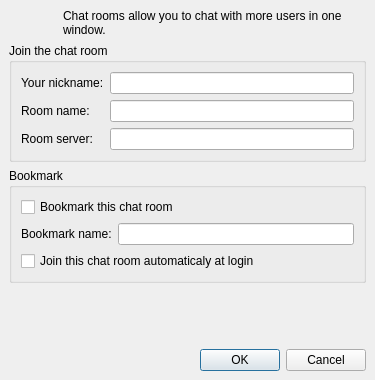
This is widgets/joingroupchat.ui in xmpp-graveyard/jabbim as Qt 5 draws it before an edit. The edited form follows.
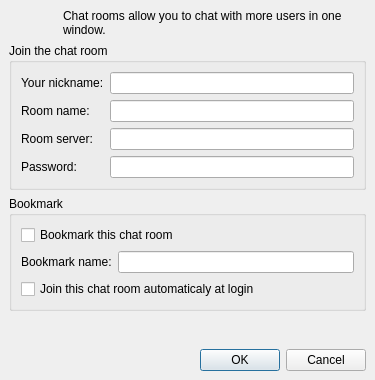
This is the edited form. Icons and pictures are not drawn.

```diff
--- a/widgets/joingroupchat.ui
+++ b/widgets/joingroupchat.ui
@@ -107,6 +107,13 @@
             </property>
            </widget>
           </item>
+          <item>
+           <widget class="QLabel" name="label_6" >
+            <property name="text" >
+             <string>Password:</string>
+            </property>
+           </widget>
+          </item>
          </layout>
         </item>
         <item>
@@ -126,6 +133,9 @@
           <item>
            <widget class="QLineEdit" name="serverName" />
           </item>
+          <item>
+           <widget class="QLineEdit" name="password" />
+          </item>
          </layout>
         </item>
        </layout>
```
Left out of the diff: 10 changed lines with no effect on the pictures.
